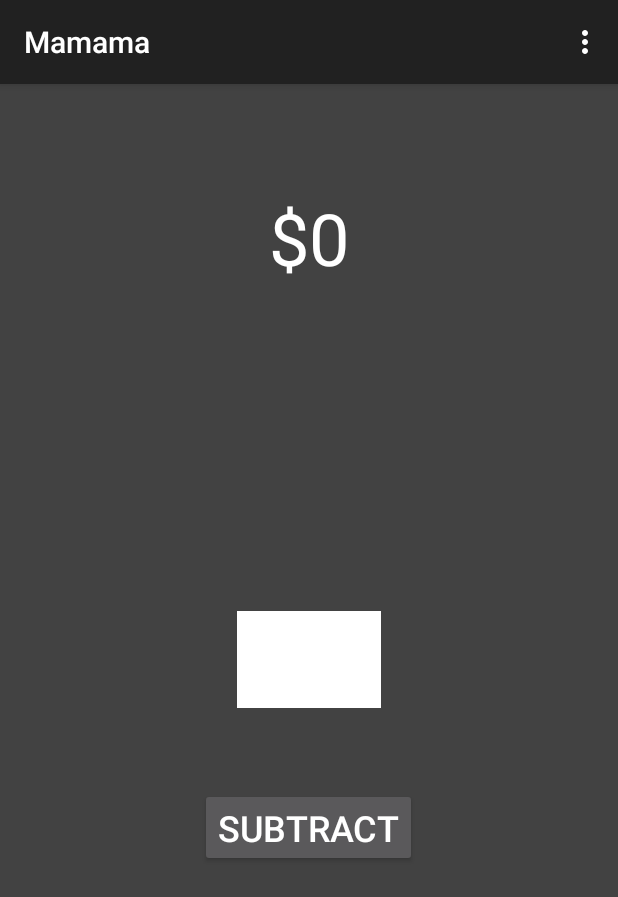
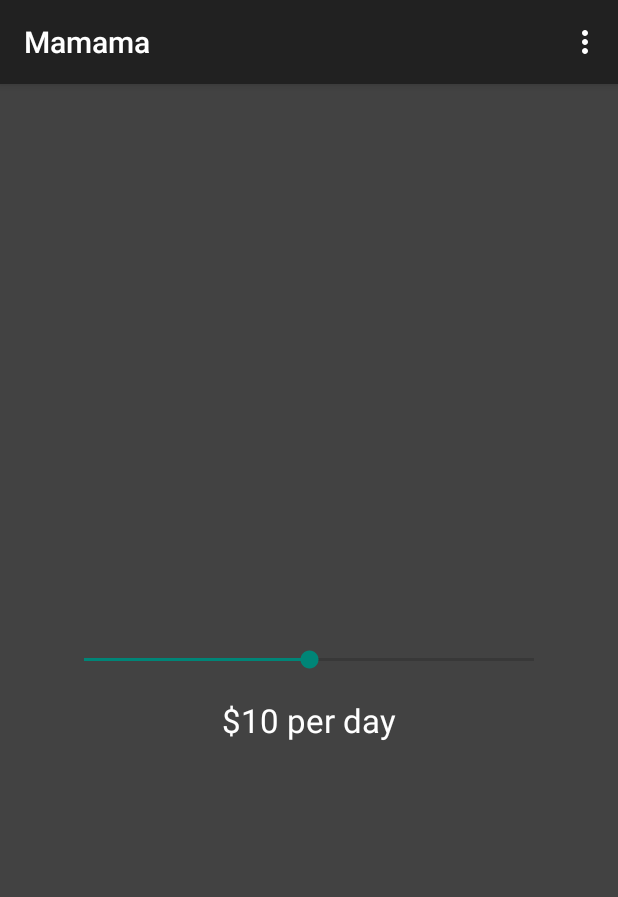
Before and after one commit to ankel/mamama, an Android app: the screen it shows after launch (MainActivity), in the options menu, after a tap on "Settings", on a phone screen of 412 x 824 dp. Shown: the top 897 px of the screen. Run offline under Robolectric (Android 15) with nearby library versions, the phone set to English and light mode, and no system bars; 1 statement that could not run was skipped.

Commit message:
Added setting page

```diff
--- a/app/src/main/AndroidManifest.xml
+++ b/app/src/main/AndroidManifest.xml
@@ -9,6 +9,7 @@
         android:theme="@style/AppTheme" >
         <activity
             android:name=".MainActivity"
+            android:icon="@drawable/ic_launcher"
             android:label="@string/app_name" >
             <intent-filter>
                 <action android:name="android.intent.action.MAIN" />
--- a/app/src/main/java/ankel/mamama/MainActivity.java
+++ b/app/src/main/java/ankel/mamama/MainActivity.java
@@ -1,21 +1,15 @@
 package ankel.mamama;
 
-import android.content.SharedPreferences;
+import android.os.Bundle;
 import android.support.v7.app.ActionBarActivity;
-import android.support.v7.app.ActionBar;
-import android.support.v4.app.Fragment;
-import android.os.Bundle;
-import android.view.LayoutInflater;
 import android.view.Menu;
 import android.view.MenuItem;
-import android.view.View;
-import android.view.ViewGroup;
-import android.os.Build;
-import android.widget.EditText;
-import android.widget.TextView;
-
 
 public class MainActivity extends ActionBarActivity {
+
+    public static final String ALLOWED = "allowed";
+    public static final String LAST_RAN_DAY = "last-ran-day";
+    public static final String PER_DIME = "per-dime";
 
     @Override
     protected void onCreate(Bundle savedInstanceState) {
@@ -23,7 +17,7 @@ public class MainActivity extends ActionBarActivity {
         setContentView(R.layout.activity_main);
         if (savedInstanceState == null) {
             getSupportFragmentManager().beginTransaction()
-                    .add(R.id.container, new PlaceholderFragment())
+                    .add(R.id.container, new MainFragment())
                     .commit();
         }
     }
@@ -45,87 +39,14 @@ public class MainActivity extends ActionBarActivity {
 
         //noinspection SimplifiableIfStatement
         if (id == R.id.action_settings) {
+            getSupportFragmentManager().beginTransaction()
+                    .replace(R.id.main_fragment, SettingFragment.newInstance())
+                    .addToBackStack(null)
+                    .commit();
             return true;
         }
 
         return super.onOptionsItemSelected(item);
     }
 
-    /**
-     * A placeholder fragment containing a simple view.
-     */
-    public static class PlaceholderFragment extends Fragment {
-
-        private static final String ALLOWED = "allowed";
-        private int allowed;
-
-        private final int perDime = 10;
-
-        private static final String LAST_RAN_DAY = "last-ran-day";
-        private long lastRanDate;
-
-        private TextView viewRemaining;
-        private SharedPreferences preferences;
-        private EditText usageAmount;
-
-        private View rootView;
-
-        public PlaceholderFragment() {
-        }
-
-        @Override
-        public View onCreateView(LayoutInflater inflater, ViewGroup container,
-                                 Bundle savedInstanceState) {
-            this.rootView = inflater.inflate(R.layout.fragment_main, container, false);
-
-            rootView.findViewById(R.id.subtractButton).setOnClickListener( new View.OnClickListener() {
-                @Override
-                public void onClick(View v) {
-                    subtractUsage(v);
-                }
-            });
-
-            return rootView;
-        }
-
-        @Override
-        public void onResume()
-        {
-            super.onResume();
-
-            this.preferences = this.getActivity().getPreferences(MODE_PRIVATE);
-
-            this.allowed = preferences.getInt(ALLOWED, 0);
-            this.lastRanDate = preferences.getLong(LAST_RAN_DAY, getCurrentDay());
-
-            this.allowed += (getCurrentDay() - lastRanDate) * this.perDime;
-
-
-            this.viewRemaining = (TextView) this.rootView.findViewById(R.id.remainAmountView);
-            this.usageAmount = (EditText) this.rootView.findViewById(R.id.usageAmount);
-            updatePersistentData();
-        }
-
-        private void updatePersistentData() {
-            this.preferences.edit()
-                    .putInt(ALLOWED, this.allowed)
-                    .putLong(LAST_RAN_DAY, getCurrentDay())
-                    .apply();
-
-            this.viewRemaining.setText("$" + Integer.toString(this.allowed));
-        }
-
-        public void subtractUsage(View view)
-        {
-                this.allowed -= Integer.parseInt(this.usageAmount.getText().toString());
-                updatePersistentData();
-        }
-
-        private static final long MILIS_IN_DAY = 1000 * 60 * 60 * 24;
-
-        private long getCurrentDay() {
-            return System.currentTimeMillis() / MILIS_IN_DAY;
-        }
-    }
-
 }
--- /dev/null
+++ b/app/src/main/java/ankel/mamama/MainFragment.java
@@ -0,0 +1,83 @@
+package ankel.mamama;
+
+import android.content.Context;
+import android.content.SharedPreferences;
+import android.os.Bundle;
+import android.support.v4.app.Fragment;
+import android.view.LayoutInflater;
+import android.view.View;
+import android.view.ViewGroup;
+import android.widget.EditText;
+import android.widget.TextView;
+
+/**
+ * A placeholder fragment containing a simple view.
+ */
+public class MainFragment extends Fragment {
+
+    private int allowed;
+
+    private TextView viewRemaining;
+    private SharedPreferences preferences;
+    private EditText usageAmount;
+
+    private View rootView;
+
+    public MainFragment() {
+    }
+
+    @Override
+    public View onCreateView(LayoutInflater inflater, ViewGroup container,
+                             Bundle savedInstanceState) {
+        this.rootView = inflater.inflate(R.layout.fragment_main, container, false);
+
+        rootView.findViewById(R.id.subtractButton).setOnClickListener( new View.OnClickListener() {
+            @Override
+            public void onClick(View v) {
+                subtractUsage(v);
+            }
+        });
+
+        return rootView;
+    }
+
+    @Override
+    public void onResume()
+    {
+        super.onResume();
+
+        this.preferences = this.getActivity().getPreferences(Context.MODE_PRIVATE);
+
+        this.allowed = preferences.getInt(MainActivity.ALLOWED, 0);
+        long lastRanDate = preferences.getLong(MainActivity.LAST_RAN_DAY, getCurrentDay());
+        int perDime = preferences.getInt(MainActivity.PER_DIME, 10);
+
+        this.allowed += (getCurrentDay() - lastRanDate) * perDime;
+
+
+        this.viewRemaining = (TextView) this.rootView.findViewById(R.id.remainAmountView);
+        this.usageAmount = (EditText) this.rootView.findViewById(R.id.usageAmount);
+        updatePersistentData();
+    }
+
+    private void updatePersistentData() {
+        this.preferences.edit()
+                .putInt(MainActivity.ALLOWED, this.allowed)
+                .putLong(MainActivity.LAST_RAN_DAY, getCurrentDay())
+                .apply();
+
+        this.viewRemaining.setText("$" + Integer.toString(this.allowed));
+    }
+
+    public void subtractUsage(View view)
+    {
+            this.allowed -= Integer.parseInt(this.usageAmount.getText().toString());
+            updatePersistentData();
+    }
+
+    private static final long MILIS_IN_DAY = 1000 * 60 * 60 * 24;
+
+    private long getCurrentDay() {
+        return System.currentTimeMillis() / MILIS_IN_DAY;
+    }
+}
--- /dev/null
+++ b/app/src/main/java/ankel/mamama/SettingFragment.java
@@ -0,0 +1,85 @@
+package ankel.mamama;
+
+import android.content.Context;
+import android.content.SharedPreferences;
+import android.os.Bundle;
+import android.support.v4.app.Fragment;
+import android.view.LayoutInflater;
+import android.view.View;
+import android.view.ViewGroup;
+import android.widget.SeekBar;
+import android.widget.TextView;
+
+
+public class SettingFragment extends Fragment {
+
+    /**
+     * Use this factory method to create a new instance of
+     * this fragment using the provided parameters.
+     *
+     * @return A new instance of fragment SettingFragment.
+     */
+    public static SettingFragment newInstance() {
+        return new SettingFragment();
+    }
+
+    public SettingFragment() {
+        // Required empty public constructor
+    }
+
+    private TextView perDimeText;
+    private SharedPreferences preferences;
+
+    public static final int STEP_SIZE = 5;
+
+    @Override
+    public void onCreate(Bundle savedInstanceState) {
+        super.onCreate(savedInstanceState);
+    }
+
+    @Override
+    public View onCreateView(LayoutInflater inflater, ViewGroup container,
+                             Bundle savedInstanceState) {
+        // Inflate the layout for this fragment
+        return inflater.inflate(R.layout.fragment_setting, container, false);
+    }
+
+    @Override
+    public void onResume() {
+        super.onResume();
+
+        SeekBar perDimeSlider = (SeekBar) this.getView().findViewById(R.id.perDimeSlider);
+        perDimeText = (TextView) this.getView().findViewById(R.id.perDimeText);
+        preferences = this.getActivity().getPreferences(Context.MODE_PRIVATE);
+
+        perDimeSlider.setOnSeekBarChangeListener(new SeekBar.OnSeekBarChangeListener() {
+            @Override
+            public void onProgressChanged(SeekBar seekBar, int progress, boolean fromUser) {
+                progress = ((int) Math.round((double) progress / STEP_SIZE)) * STEP_SIZE;
+                perDimeText.setText(String.format("$%d per day", progress));
+                seekBar.setProgress(progress);
+                preferences.edit().putInt(MainActivity.PER_DIME, progress).apply();
+            }
+
+            @Override
+            public void onStartTrackingTouch(SeekBar seekBar) {
+                // no op
+            }
+
+            @Override
+            public void onStopTrackingTouch(SeekBar seekBar) {
+                // no op
+            }
+        });
+
+        int perDime = preferences.getInt(MainActivity.PER_DIME, 10);
+        perDimeSlider.setProgress(perDime);
+        perDimeText.setText(String.format("$%d per day", perDime));
+    }
+
+    @Override
+    public void onDetach() {
+        super.onDetach();
+    }
+
+}
--- a/app/src/main/res/layout/fragment_main.xml
+++ b/app/src/main/res/layout/fragment_main.xml
@@ -9,7 +9,26 @@
     android:minWidth="16dp"
     style="@style/Base.TextAppearance.AppCompat"
     android:background="@color/background_floating_material_dark"
-    android:gravity="center|top">
+    android:gravity="center|top"
+    android:id="@+id/main_fragment">
+
+    <FrameLayout
+        android:layout_width="fill_parent"
+        android:layout_height="fill_parent">
+
+        <Button
+            android:layout_width="wrap_content"
+            android:layout_height="wrap_content"
+            android:text="Subtract"
+            android:id="@+id/subtractButton"
+            android:layout_marginTop="53dp"
+            style="@style/Base.TextAppearance.AppCompat.Button"
+            android:textSize="24sp"
+            android:layout_below="@+id/usageAmount"
+            android:layout_centerHorizontal="true"
+            android:textColor="#ffffffff"
+            android:layout_gravity="center|bottom"
+            android:gravity="center|center_vertical|center_horizontal" />
 
         <TextView
             android:layout_width="wrap_content"
@@ -17,11 +36,12 @@
             android:textAppearance="?android:attr/textAppearanceLarge"
             android:text="Large Text"
             android:id="@+id/remainAmountView"
-        android:layout_marginTop="54dp"
             android:textSize="48sp"
+            android:textColor="#ffffffff"
             android:layout_alignParentTop="true"
             android:layout_centerHorizontal="true"
-        android:textColor="#ffffffff" />
+            android:layout_gravity="center|top"
+            android:gravity="center_horizontal|bottom" />
 
         <EditText
             android:layout_width="wrap_content"
@@ -37,16 +57,8 @@
             android:singleLine="true"
             android:width="96dp"
             android:layout_centerVertical="true"
-        android:layout_centerHorizontal="true" />
-
-    <Button
-        android:layout_width="wrap_content"
-        android:layout_height="wrap_content"
-        android:text="Subtract"
-        android:id="@+id/subtractButton"
-        android:layout_marginTop="53dp"
-        style="@style/Base.TextAppearance.AppCompat.Button"
-        android:textSize="24sp"
-        android:layout_below="@+id/usageAmount"
-        android:layout_centerHorizontal="true" />
+            android:layout_centerHorizontal="true"
+            android:layout_gravity="center"
+            android:gravity="center" />
+    </FrameLayout>
 </RelativeLayout>
--- /dev/null
+++ b/app/src/main/res/layout/fragment_setting.xml
@@ -0,0 +1,28 @@
+<FrameLayout xmlns:android="http://schemas.android.com/apk/res/android"
+    xmlns:tools="http://schemas.android.com/tools" android:layout_width="match_parent"
+    android:layout_height="match_parent" tools:context="ankel.mamama.SettingFragment"
+    android:background="@color/background_floating_material_dark"
+    android:id="@+id/settings_fragment">
+
+    <!-- TODO: Update blank fragment layout -->
+
+    <SeekBar
+        android:layout_width="fill_parent"
+        android:layout_height="wrap_content"
+        android:id="@+id/perDimeSlider"
+        android:layout_gravity="center"
+        android:progress="10"
+        android:paddingLeft="40dp"
+        android:paddingRight="40dp"
+        android:max="20" />
+
+    <TextView
+        android:layout_width="wrap_content"
+        android:layout_height="wrap_content"
+        android:textAppearance="?android:attr/textAppearanceLarge"
+        android:text="Large Text"
+        android:id="@+id/perDimeText"
+        android:layout_gravity="center"
+        android:layout_marginTop="40dp"
+        android:textColor="#ffffffff" />
+</FrameLayout>
--- a/app/src/main/res/values/strings.xml
+++ b/app/src/main/res/values/strings.xml
@@ -4,5 +4,6 @@
     <string name="app_name">Mamama</string>
     <string name="hello_world">Hello world!</string>
     <string name="action_settings">Settings</string>
+    <string name="hello_blank_fragment">Hello blank fragment</string>
 
 </resources>
```
Lines whose indentation alone changed are shown as unchanged.
